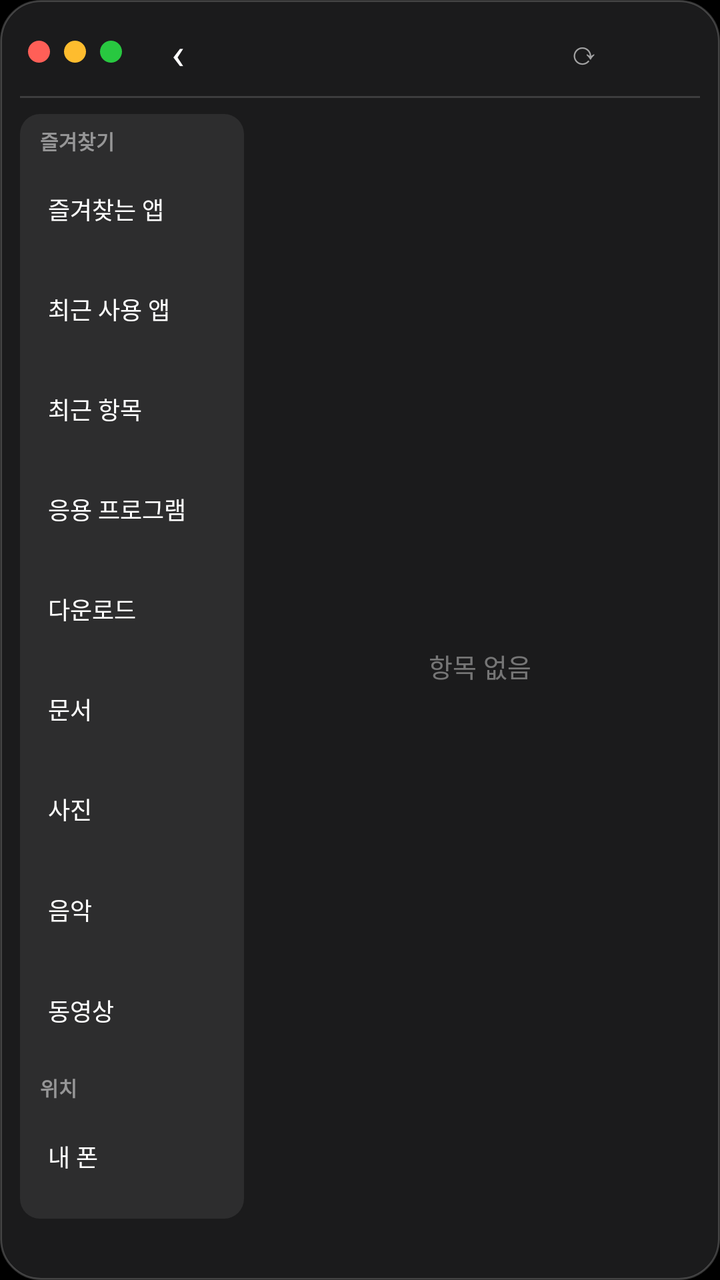
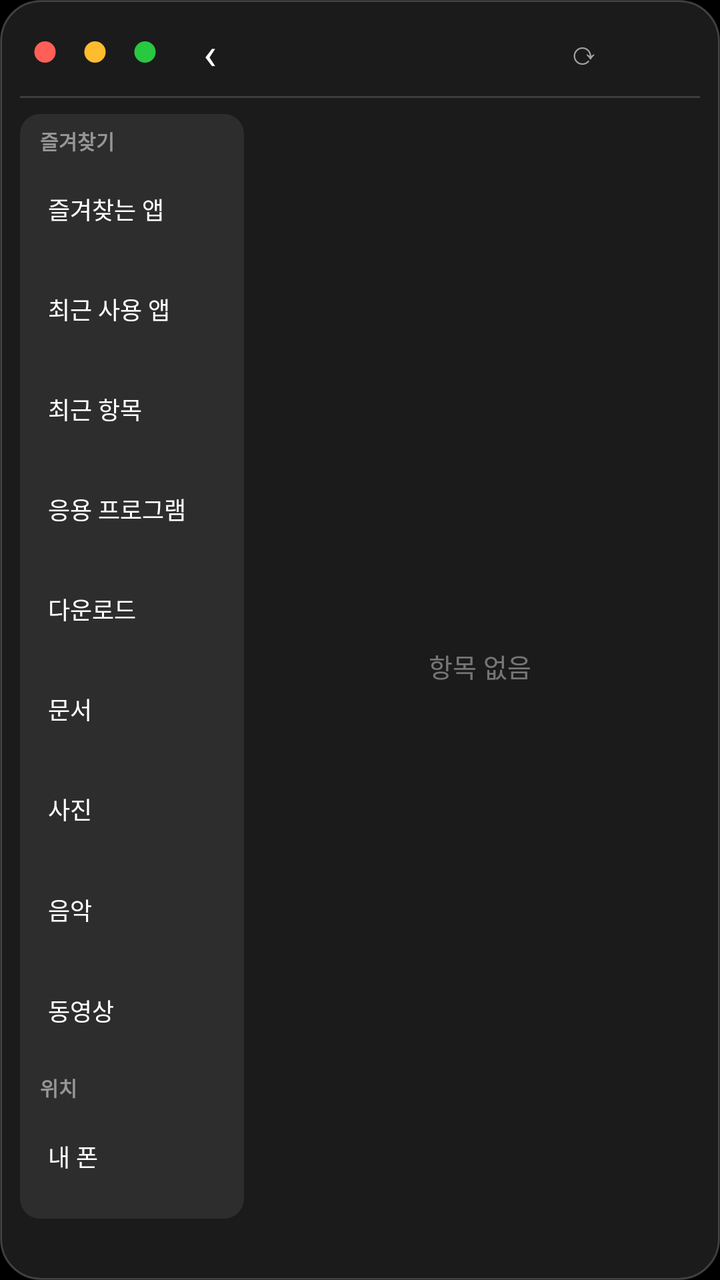

Screens rendered from an Android XML layout before and after an edit, with the pre-edit source and the edit as a unified diff.
<!-- AndroidManifest.xml: application theme Theme.MacLauncher -->
<!-- res/layout/widget_finder.xml -->
<?xml version="1.0" encoding="utf-8"?>
<LinearLayout xmlns:android="http://schemas.android.com/apk/res/android"
    android:layout_width="match_parent"
    android:layout_height="match_parent"
    android:background="@drawable/widget_bg"
    android:orientation="vertical"
    android:padding="10dp">

    
    <LinearLayout
        android:layout_width="match_parent"
        android:layout_height="32dp"
        android:gravity="center_vertical"
        android:orientation="horizontal">

        <ImageView android:layout_width="11dp" android:layout_height="11dp" android:layout_marginStart="4dp" android:src="@drawable/dot_red" />
        <ImageView android:layout_width="11dp" android:layout_height="11dp" android:layout_marginStart="7dp" android:src="@drawable/dot_yellow" />
        <ImageView android:layout_width="11dp" android:layout_height="11dp" android:layout_marginStart="7dp" android:src="@drawable/dot_green" />

        <TextView
            android:id="@+id/finder_back"
            android:layout_width="36dp"
            android:layout_height="match_parent"
            android:layout_marginStart="10dp"
            android:gravity="center"
            android:text="‹"
            android:textColor="#FFFFFF"
            android:textSize="22sp" />

        <TextView
            android:id="@+id/finder_title"
            android:layout_width="0dp"
            android:layout_height="wrap_content"
            android:layout_weight="1"
            android:ellipsize="middle"
            android:gravity="center"
            android:singleLine="true"
            android:textColor="#FFFFFF"
            android:textSize="14sp"
            android:textStyle="bold" />

        
        <TextView
            android:id="@+id/finder_refresh"
            android:layout_width="36dp"
            android:layout_height="match_parent"
            android:layout_marginEnd="40dp"
            android:gravity="center"
            android:text="⟳"
            android:textColor="#99FFFFFF"
            android:textSize="16sp" />
    </LinearLayout>

    <ImageView
        android:layout_width="match_parent"
        android:layout_height="1dp"
        android:layout_marginTop="6dp"
        android:layout_marginBottom="8dp"
        android:src="@drawable/widget_divider" />

    <LinearLayout
        android:layout_width="match_parent"
        android:layout_height="0dp"
        android:layout_weight="1"
        android:orientation="horizontal">

        
        <LinearLayout
            android:id="@+id/finder_sidebar"
            android:layout_width="112dp"
            android:layout_height="match_parent"
            android:background="@drawable/finder_sidebar_bg"
            android:orientation="vertical"
            android:padding="6dp">

            <TextView style="@style/FinderSideHeader" android:text="즐겨찾기" />
            <TextView
                android:id="@+id/side_favorites"
                style="@style/FinderSideItem"
                android:text="즐겨찾는 앱" />
            <TextView
                android:id="@+id/side_recent_apps"
                style="@style/FinderSideItem"
                android:text="최근 사용 앱" />
            <TextView
                android:id="@+id/side_recent"
                style="@style/FinderSideItem"
                android:text="최근 항목" />
            <TextView
                android:id="@+id/side_apps"
                style="@style/FinderSideItem"
                android:text="응용 프로그램" />
            <TextView
                android:id="@+id/side_download"
                style="@style/FinderSideItem"
                android:text="다운로드" />
            <TextView
                android:id="@+id/side_documents"
                style="@style/FinderSideItem"
                android:text="문서" />
            <TextView
                android:id="@+id/side_photos"
                style="@style/FinderSideItem"
                android:text="사진" />
            <TextView
                android:id="@+id/side_music"
                style="@style/FinderSideItem"
                android:text="음악" />
            <TextView
                android:id="@+id/side_movies"
                style="@style/FinderSideItem"
                android:text="동영상" />

            <TextView style="@style/FinderSideHeader" android:layout_marginTop="6dp" android:text="위치" />
            <TextView
                android:id="@+id/side_phone"
                style="@style/FinderSideItem"
                android:text="내 폰" />
        </LinearLayout>

        <FrameLayout
            android:layout_width="0dp"
            android:layout_height="match_parent"
            android:layout_marginStart="8dp"
            android:layout_weight="1">

            <GridView
                android:id="@+id/finder_grid"
                android:layout_width="match_parent"
                android:layout_height="match_parent"
                android:columnWidth="76dp"
                android:numColumns="auto_fit"
                android:stretchMode="columnWidth"
                android:verticalSpacing="4dp" />

            <TextView
                android:id="@+id/finder_empty"
                android:layout_width="match_parent"
                android:layout_height="match_parent"
                android:gravity="center"
                android:text="항목 없음"
                android:textColor="#66FFFFFF"
                android:textSize="13sp" />

            <TextView
                android:id="@+id/finder_permission"
                android:layout_width="match_parent"
                android:layout_height="match_parent"
                android:gravity="center"
                android:padding="12dp"
                android:text="파일을 보려면 '모든 파일 접근' 권한이 필요해요\n\n탭해서 허용하기"
                android:textColor="#FFFFFF"
                android:textSize="13sp"
                android:visibility="gone" />
        </FrameLayout>
    </LinearLayout>

    <TextView
        android:id="@+id/finder_footer"
        android:layout_width="match_parent"
        android:layout_height="wrap_content"
        android:layout_marginTop="6dp"
        android:gravity="center"
        android:textColor="#99FFFFFF"
        android:textSize="11sp" />
</LinearLayout>
<!-- resources referenced by this layout -->
<resources>
  <!-- drawable dot_green (drawable) -->
  <?xml version="1.0" encoding="utf-8"?>
  <shape xmlns:android="http://schemas.android.com/apk/res/android" android:shape="oval">
      <solid android:color="#28C840" />
      <size android:width="11dp" android:height="11dp" />
  </shape>
  <!-- drawable dot_red (drawable) -->
  <?xml version="1.0" encoding="utf-8"?>
  <shape xmlns:android="http://schemas.android.com/apk/res/android" android:shape="oval">
      <solid android:color="#FF5F57" />
      <size android:width="11dp" android:height="11dp" />
  </shape>
  <!-- drawable dot_yellow (drawable) -->
  <?xml version="1.0" encoding="utf-8"?>
  <shape xmlns:android="http://schemas.android.com/apk/res/android" android:shape="oval">
      <solid android:color="#FEBC2E" />
      <size android:width="11dp" android:height="11dp" />
  </shape>
  <!-- drawable finder_sidebar_bg (drawable) -->
  <?xml version="1.0" encoding="utf-8"?>
  <shape xmlns:android="http://schemas.android.com/apk/res/android" android:shape="rectangle">
      <solid android:color="#14FFFFFF" />
      <corners android:radius="10dp" />
  </shape>
  <!-- drawable widget_bg (drawable) -->
  <?xml version="1.0" encoding="utf-8"?>
  <shape xmlns:android="http://schemas.android.com/apk/res/android" android:shape="rectangle">
      <solid android:color="#E61E1E20" />
      <stroke android:width="1dp" android:color="#33FFFFFF" />
      <corners android:radius="20dp" />
  </shape>
  <!-- drawable widget_divider (drawable) -->
  <?xml version="1.0" encoding="utf-8"?>
  <shape xmlns:android="http://schemas.android.com/apk/res/android" android:shape="rectangle">
      <solid android:color="#26FFFFFF" />
  </shape>
  <style name="FinderSideHeader">
          <item name="android:layout_width">match_parent</item>
          <item name="android:layout_height">wrap_content</item>
          <item name="android:paddingStart">4dp</item>
          <item name="android:paddingBottom">2dp</item>
          <item name="android:textColor">#80FFFFFF</item>
          <item name="android:textSize">10sp</item>
          <item name="android:textStyle">bold</item>
      </style>
  <style name="FinderSideItem">
          <item name="android:layout_width">match_parent</item>
          <item name="android:layout_height">0dp</item>
          <item name="android:layout_weight">1</item>
          <item name="android:maxHeight">30dp</item>
          <item name="android:gravity">center_vertical</item>
          <item name="android:paddingStart">8dp</item>
          <item name="android:singleLine">true</item>
          <item name="android:textColor">#FFFFFF</item>
          <item name="android:textSize">12sp</item>
      </style>
  <style name="Theme.MacLauncher" parent="android:Theme.Material.NoActionBar">
          <item name="android:windowBackground">@android:color/black</item>
          <item name="android:statusBarColor">@android:color/transparent</item>
          <item name="android:navigationBarColor">@android:color/transparent</item>
      </style>
</resources>

<!-- the commit's change to res/layout/widget_finder.xml (unified diff, before → after) -->
@@ -1,27 +1,31 @@
 <?xml version="1.0" encoding="utf-8"?>
 <LinearLayout xmlns:android="http://schemas.android.com/apk/res/android"
+    android:id="@+id/finder_root"
     android:layout_width="match_parent"
     android:layout_height="match_parent"
     android:background="@drawable/widget_bg"
+    android:gravity="center"
     android:orientation="vertical"
     android:padding="10dp">
 
     
     <LinearLayout
+        android:id="@+id/finder_titlebar"
         android:layout_width="match_parent"
         android:layout_height="32dp"
         android:gravity="center_vertical"
         android:orientation="horizontal">
 
-        <ImageView android:layout_width="11dp" android:layout_height="11dp" android:layout_marginStart="4dp" android:src="@drawable/dot_red" />
-        <ImageView android:layout_width="11dp" android:layout_height="11dp" android:layout_marginStart="7dp" android:src="@drawable/dot_yellow" />
-        <ImageView android:layout_width="11dp" android:layout_height="11dp" android:layout_marginStart="7dp" android:src="@drawable/dot_green" />
+        
+        <ImageView android:id="@+id/finder_close" android:layout_width="25dp" android:layout_height="32dp" android:paddingHorizontal="7dp" android:paddingVertical="10.5dp" android:src="@drawable/dot_red" />
+        <ImageView android:id="@+id/finder_minimize" android:layout_width="25dp" android:layout_height="32dp" android:paddingHorizontal="7dp" android:paddingVertical="10.5dp" android:src="@drawable/dot_yellow" />
+        <ImageView android:id="@+id/finder_zoom" android:layout_width="25dp" android:layout_height="32dp" android:paddingHorizontal="7dp" android:paddingVertical="10.5dp" android:src="@drawable/dot_green" />
 
         <TextView
             android:id="@+id/finder_back"
             android:layout_width="36dp"
             android:layout_height="match_parent"
-            android:layout_marginStart="10dp"
+            android:layout_marginStart="2dp"
             android:gravity="center"
             android:text="‹"
             android:textColor="#FFFFFF"
@@ -52,6 +56,7 @@
     </LinearLayout>
 
     <ImageView
+        android:id="@+id/finder_divider"
         android:layout_width="match_parent"
         android:layout_height="1dp"
         android:layout_marginTop="6dp"
@@ -59,6 +64,7 @@
         android:src="@drawable/widget_divider" />
 
     <LinearLayout
+        android:id="@+id/finder_body"
         android:layout_width="match_parent"
         android:layout_height="0dp"
         android:layout_weight="1"
@@ -163,4 +169,13 @@
         android:gravity="center"
         android:textColor="#99FFFFFF"
         android:textSize="11sp" />
+
+    
+    <ImageView
+        android:id="@+id/finder_mini"
+        android:layout_width="72dp"
+        android:layout_height="72dp"
+        android:contentDescription="Finder 펼치기"
+        android:src="@drawable/ic_finder_face"
+        android:visibility="gone" />
 </LinearLayout>
<!-- resource entries referenced after the edit -->
@@ -24,6 +24,24 @@
       <solid android:color="#14FFFFFF" />
       <corners android:radius="10dp" />
   </shape>
+  <!-- drawable ic_finder_face (drawable) -->
+  <?xml version="1.0" encoding="utf-8"?>
+  <vector xmlns:android="http://schemas.android.com/apk/res/android"
+      android:width="64dp" android:height="64dp" android:viewportWidth="64" android:viewportHeight="64">
+      <clip-path android:pathData="M32,2 C52,2 62,12 62,32 C62,52 52,62 32,62 C12,62 2,52 2,32 C2,12 12,2 32,2 Z" />
+      
+      <path android:fillColor="#EEF2F7" android:pathData="M0,0 L64,0 L64,64 L0,64 Z" />
+      
+      <path android:fillColor="#2F8CF0"
+          android:pathData="M0,0 L36,0 C34,10 32,18 31,26 C30,31 27,34 26,37 C29,38 31,39 31,41 C31,46 33,54 35,64 L0,64 Z" />
+      
+      <path android:fillColor="#1C1C1E" android:pathData="M18,18 m-2,0 a2,2 0 0,1 4,0 l0,7 a2,2 0 0,1 -4,0 Z" />
+      
+      <path android:fillColor="#1C1C1E" android:pathData="M44,18 m-2,0 a2,2 0 0,1 4,0 l0,7 a2,2 0 0,1 -4,0 Z" />
+      
+      <path android:fillColor="#00000000" android:strokeColor="#1C1C1E" android:strokeWidth="2.6" android:strokeLineCap="round"
+          android:pathData="M14,44 C22,51 42,51 50,44" />
+  </vector>
   <!-- drawable widget_bg (drawable) -->
   <?xml version="1.0" encoding="utf-8"?>
   <shape xmlns:android="http://schemas.android.com/apk/res/android" android:shape="rectangle">
